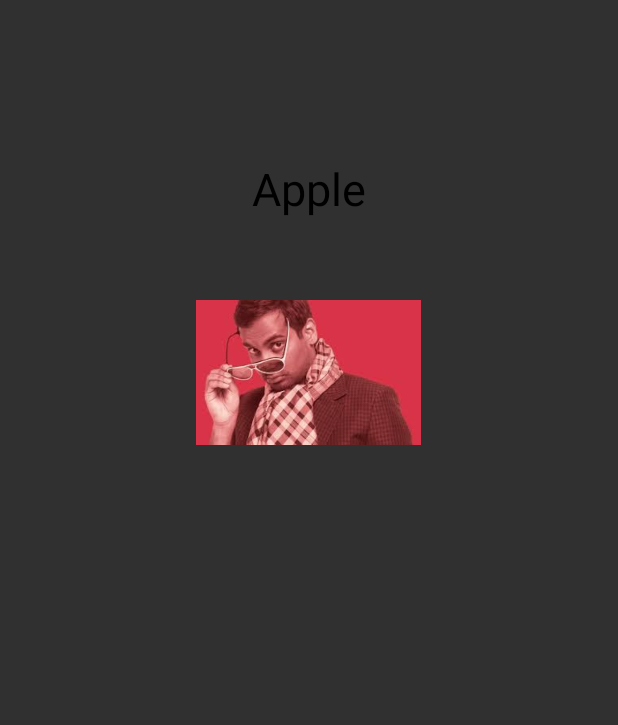
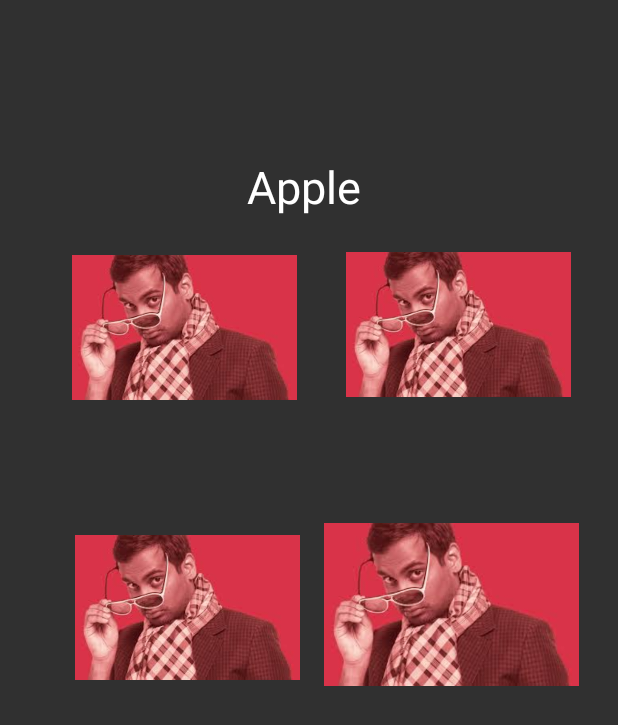
Before and after one commit to Alvarobenz/Tommyscloset, an Android app: the layout activity_grid_item.xml on its own in the app's theme, with its tools: preview values and no code run, on a phone screen of 412 x 824 dp. Shown: the top 725 px of the screen. Run offline under Robolectric (Android 15) with nearby library versions, the phone set to English and light mode, and no system bars.

Commit message:
April 14

```diff
--- a/app/src/main/res/layout/activity_grid_item.xml
+++ b/app/src/main/res/layout/activity_grid_item.xml
@@ -10,18 +10,149 @@
         android:id="@+id/griddata"
         android:layout_width="wrap_content"
         android:layout_height="wrap_content"
-        android:layout_centerHorizontal="true"
-        android:layout_marginTop="105dp"
+        android:layout_alignParentTop="true"
+        android:layout_alignParentEnd="true"
+        android:layout_marginTop="104dp"
+        android:layout_marginEnd="171dp"
         android:text="Apple"
-        android:textColor="#000"
-        android:textSize="30dp" />
+        android:textColor="#FFFFFF"
+        android:textSize="30dp"
+        android:layout_marginBottom="30dp"/>
 
     <ImageView
-        android:id="@+id/imageView"
+        android:id="@+id/imageViewAccessory"
         android:layout_width="150dp"
         android:layout_height="150dp"
-        android:src="@drawable/logo"
-        android:layout_centerHorizontal="true"
         android:layout_below="@+id/griddata"
-        android:layout_marginTop="27dp" />
+        android:layout_alignParentStart="true"
+        android:layout_alignParentEnd="true"
+        android:layout_marginStart="216dp"
+        android:layout_marginTop="153dp"
+        android:layout_marginEnd="26dp"
+        android:src="@drawable/logo" />
+
+    <ImageView
+        android:id="@+id/imageViewTop"
+        android:layout_width="150dp"
+        android:layout_height="150dp"
+        android:layout_below="@+id/griddata"
+        android:layout_alignParentEnd="true"
+        android:layout_marginTop="-31dp"
+        android:layout_marginEnd="214dp"
+        android:src="@drawable/logo" />
+
+    <ImageView
+        android:id="@+id/imageViewBottom"
+        android:layout_width="150dp"
+        android:layout_height="150dp"
+        android:layout_below="@+id/griddata"
+        android:layout_alignParentEnd="true"
+        android:layout_marginTop="-33dp"
+        android:layout_marginEnd="31dp"
+        android:src="@drawable/logo" />
+
+    <ImageView
+        android:id="@+id/imageViewShoe"
+        android:layout_width="150dp"
+        android:layout_height="150dp"
+        android:layout_below="@+id/griddata"
+        android:layout_alignParentEnd="true"
+        android:layout_marginTop="155dp"
+        android:layout_marginEnd="212dp"
+        android:src="@drawable/logo" />
+
+
+    <com.google.android.material.chip.ChipGroup
+        android:id="@+id/chipGroup1"
+        android:layout_width="wrap_content"
+        android:layout_height="wrap_content"
+        android:layout_marginTop="500dp"
+        android:layout_marginBottom="50dp"
+        android:paddingStart="25dp"
+        android:paddingEnd="0dp"
+
+
+        android:theme="@style/Theme.MaterialComponents.Light"
+        android:visibility="visible"
+        app:chipSpacing="0dp"
+        app:layout_constraintBottom_toTopOf="@+id/buttonNext"
+
+        app:layout_constraintEnd_toEndOf="parent"
+        app:layout_constraintHorizontal_bias="0.49"
+        app:layout_constraintStart_toStartOf="parent"
+        app:layout_constraintTop_toBottomOf="@+id/outfitNameText"
+        app:layout_constraintVertical_bias="0.0"
+        tools:visibility="visible">
+
+        <com.google.android.material.chip.Chip
+            style="@style/Widget.MaterialComponents.Chip.Filter"
+            android:layout_width="wrap_content"
+            android:layout_height="wrap_content"
+            android:text="T-Shirt"
+            android:textSize="5dp"
+            app:chipBackgroundColor="#FFEDB8"
+            app:chipMinTouchTargetSize="0dp"
+            android:visibility="invisible"
+            android:textAlignment="center"
+            android:id="@+id/chip1"
+            />
+
+        <com.google.android.material.chip.Chip
+            style="@style/Widget.MaterialComponents.Chip.Filter"
+            android:layout_width="wrap_content"
+            android:layout_height="wrap_content"
+            android:text="Dress"
+            app:chipBackgroundColor="#FFEDB8"
+            app:chipMinTouchTargetSize="0dp"
+            android:visibility="invisible"
+            android:textAlignment="center"
+            android:id="@+id/chip2"/>
+
+        <com.google.android.material.chip.Chip
+            style="@style/Widget.MaterialComponents.Chip.Filter"
+            android:layout_width="wrap_content"
+            android:layout_height="wrap_content"
+            android:text="Oxford button-down"
+            app:chipBackgroundColor="#FFEDB8"
+            app:chipMinTouchTargetSize="0dp"
+            android:visibility="invisible"
+            android:textAlignment="center"
+            android:id="@+id/chip3"/>
+
+        <com.google.android.material.chip.Chip
+            style="@style/Widget.MaterialComponents.Chip.Filter"
+            android:layout_width="wrap_content"
+            android:layout_height="wrap_content"
+            android:text="Dress shirt"
+            app:chipBackgroundColor="#FFEDB8"
+            app:chipMinTouchTargetSize="0dp"
+            android:visibility="invisible"
+            android:textAlignment="center"
+            android:id="@+id/chip4"/>
+
+        <com.google.android.material.chip.Chip
+            style="@style/Widget.MaterialComponents.Chip.Filter"
+            android:layout_width="wrap_content"
+            android:layout_height="wrap_content"
+            android:text="Cuban Short Sleeve"
+            app:chipBackgroundColor="#FFEDB8"
+            app:chipMinTouchTargetSize="0dp"
+            android:visibility="invisible"
+            android:textAlignment="center"
+            android:id="@+id/chip5"/>
+
+        <com.google.android.material.chip.Chip
+            style="@style/Widget.MaterialComponents.Chip.Filter"
+            android:layout_width="wrap_content"
+            android:layout_height="wrap_content"
+            android:text="Overshirt"
+            app:chipBackgroundColor="#FFEDB8"
+            app:chipMinTouchTargetSize="0dp"
+            android:visibility="invisible"
+            android:textAlignment="center"
+            android:id="@+id/chip6"/>
+
+    </com.google.android.material.chip.ChipGroup>
+
+
 </RelativeLayout>
```
Also changed, not shown: app/src/main/java/com/example/tommyscloset/Galleryview.java (+8 -2 lines), app/src/main/java/com/example/tommyscloset/GridItem.java (+99 -4 lines).
